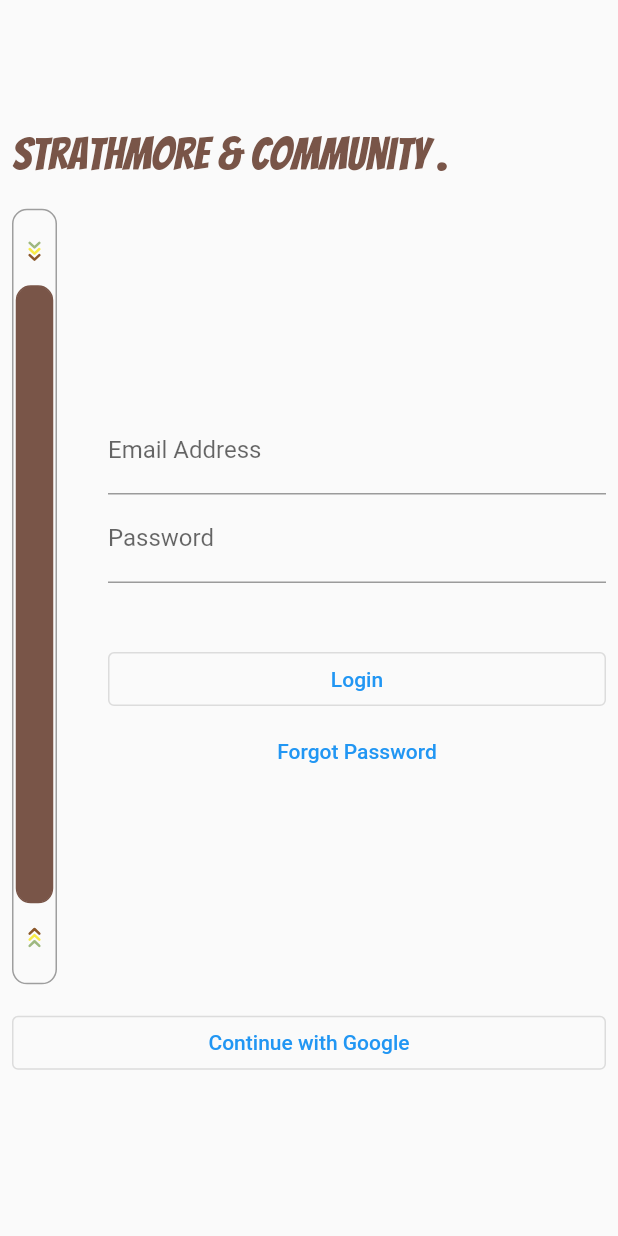
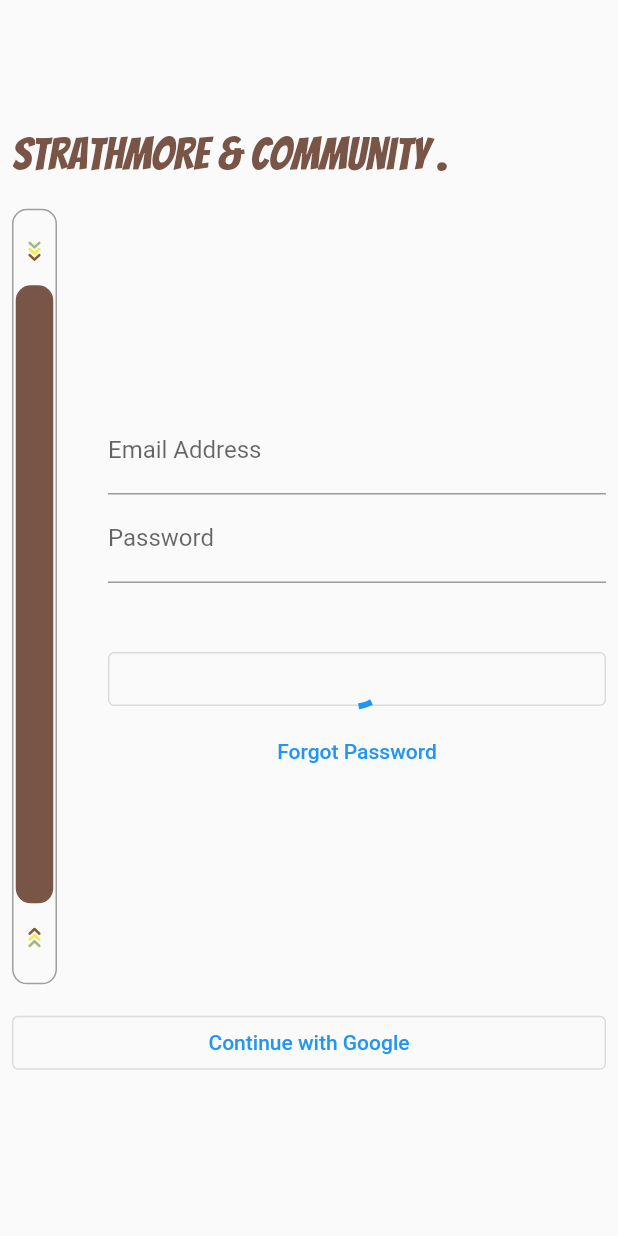
Before and after one commit to smilefocal/smob-auth-1, a Flutter app: the screen it shows after launch, on a phone screen of 412 x 824 dp. Run offline on Flutter 3.47's test engine with Material 2 defaults, Android fonts, the phone set to English and light mode, and no system bars; our stand-ins replace firebase_auth, firebase_core, flutter_bloc, flutter_spinkit, google_sign_in, lottie and 1 more; accounts and stored records are empty.

```diff
--- /dev/null
+++ b/lib/authentication/bloc/auth_loading_cubit.dart
@@ -0,0 +1,13 @@
+import 'package:flutter_bloc/flutter_bloc.dart';
+
+class AuthLoadingCubit extends Cubit<bool> {
+  AuthLoadingCubit() : super(false);
+
+  ///this is the default value.
+  ///it is also called when the network is disconnected while
+  ///attempting to submit the form.
+  deactivateLoading() => emit(false);
+  //
+  activateLoading() => emit(true);
+  //
+}
--- a/lib/authentication/screens/authentication_screen.dart
+++ b/lib/authentication/screens/authentication_screen.dart
@@ -3,6 +3,7 @@ import 'package:flutter/material.dart';
 import 'package:flutter_bloc/flutter_bloc.dart';
 import 'package:lottie/lottie.dart';
 import 'package:strathmoresesc/authentication/bloc/auth_bar_cubit.dart';
+import 'package:strathmoresesc/authentication/bloc/auth_loading_cubit.dart';
 import 'package:strathmoresesc/authentication/bloc/authentication.dart';
 
 class AuthenticationScreen extends StatelessWidget {
@@ -115,12 +116,7 @@ class AuthenticationScreen extends StatelessWidget {
                               ),
                               SizedBox(
                                 width: MediaQuery.of(context).size.width - 80,
-                                child: OutlinedButton(
-                                  onPressed: () {},
-                                  child: !state
-                                      ? const Text('Create Account')
-                                      : const Text('Login'),
-                                ),
+                                child: const _CreateAccountOrLoginButton(),
                               ),
                               SizedBox(
                                 width: MediaQuery.of(context).size.width - 80,
@@ -141,7 +137,51 @@ class AuthenticationScreen extends StatelessWidget {
                 const SizedBox(
                   height: 15,
                 ),
-                OutlinedButton(
+                const _ContinueWithGoogleButton(),
+              ],
+            ),
+          ),
+        ),
+      ),
+    );
+  }
+}
+
+///create account / login button
+class _CreateAccountOrLoginButton extends StatelessWidget {
+  const _CreateAccountOrLoginButton({Key? key}) : super(key: key);
+
+  @override
+  Widget build(BuildContext context) {
+    return BlocBuilder<AuthLoadingCubit, bool>(
+      builder: (context, isLoading) {
+        return BlocBuilder<AuthBarCubit, bool>(
+          builder: (context, state) {
+            return OutlinedButton(
+              onPressed: () {
+                //todo: remember to trigger change the state of isLoading when
+                //todo: the button is pressed.
+              },
+              child: !isLoading
+                  ? const CircularProgressIndicator()
+                  : !state
+                      ? const Text('Create Account')
+                      : const Text('Login'),
+            );
+          },
+        );
+      },
+    );
+  }
+}
+
+///continue with google button
+class _ContinueWithGoogleButton extends StatelessWidget {
+  const _ContinueWithGoogleButton({Key? key}) : super(key: key);
+
+  @override
+  Widget build(BuildContext context) {
+    return OutlinedButton(
       onPressed: () async {
         try {
           UserCredential userCredential =
@@ -154,12 +194,6 @@ class AuthenticationScreen extends StatelessWidget {
         }
       },
       child: const Text('Continue with Google'),
-                ),
-              ],
-            ),
-          ),
-        ),
-      ),
     );
   }
 }
--- a/lib/route_generator.dart
+++ b/lib/route_generator.dart
@@ -2,6 +2,7 @@ import 'package:firebase_auth/firebase_auth.dart';
 import 'package:flutter/material.dart';
 import 'package:flutter_bloc/flutter_bloc.dart';
 import 'package:strathmoresesc/authentication/bloc/auth_bar_cubit.dart';
+import 'package:strathmoresesc/authentication/bloc/auth_loading_cubit.dart';
 import 'package:strathmoresesc/authentication/screens/authentication_screen.dart';
 import 'package:strathmoresesc/home/screens/feeds.dart';
 
@@ -13,7 +14,13 @@ class RouteGenerator {
         return MaterialPageRoute(
           builder: (_) => MultiBlocProvider(
             providers: [
+              ///this controls the animation of the container, and the form
+              ///appearance; i.e. whether login or signup view is displayed.
               BlocProvider<AuthBarCubit>(create: (context) => AuthBarCubit()),
+
+              ///this controls the appearance of the loading indicator.
+              BlocProvider<AuthLoadingCubit>(
+                  create: (context) => AuthLoadingCubit()),
             ],
             child: const AuthenticationScreen(),
           ),
```
Lines whose indentation alone changed are shown as unchanged.
